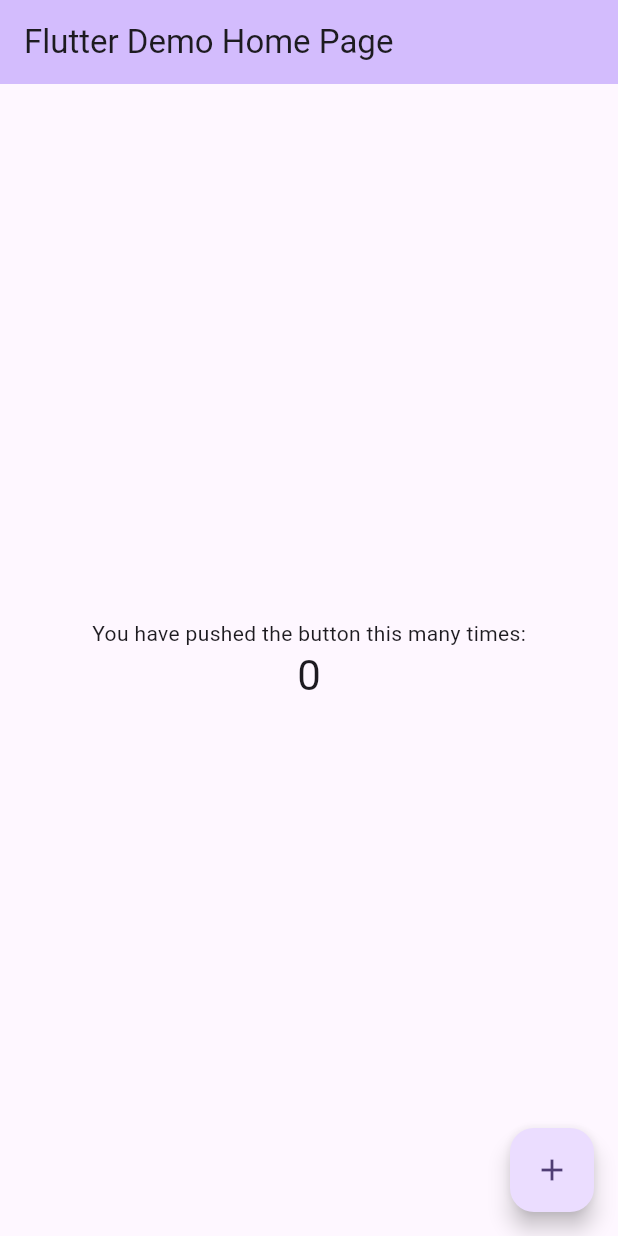
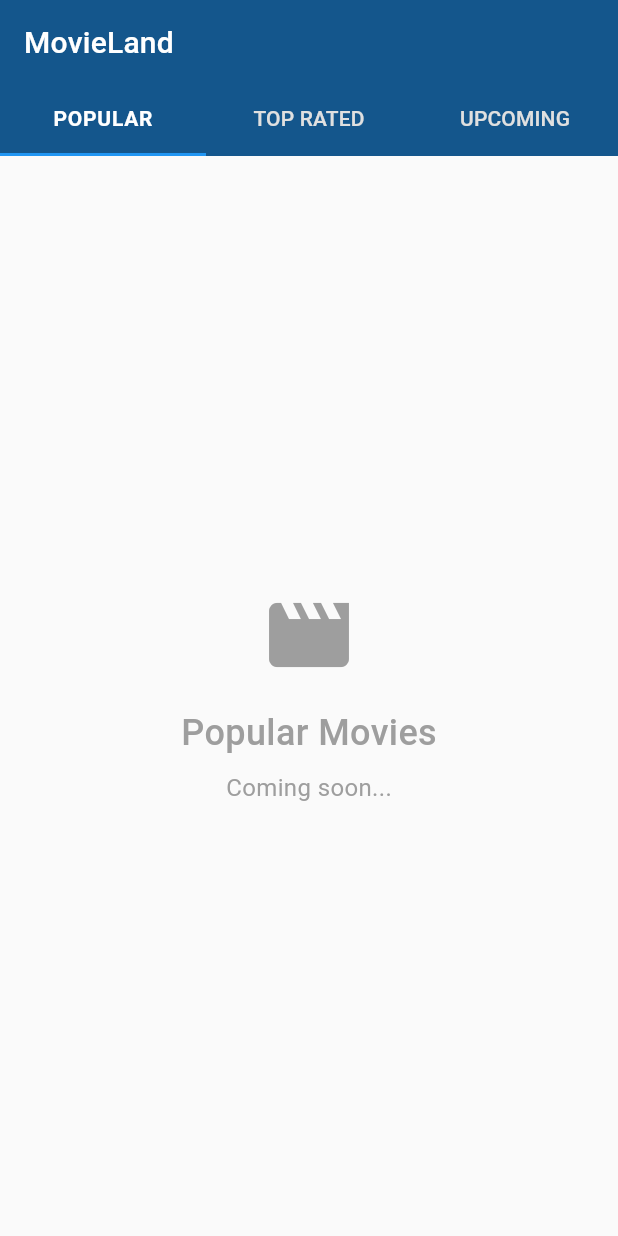
Before and after one commit to miljepetrovic/movieland-mobile-app, a Flutter app: the screen it shows after launch, on a phone screen of 412 x 824 dp. Run offline on Flutter 3.47's test engine with Material 3 defaults, Android fonts, the phone set to English and light mode, and no system bars.

Commit message:
Setup app theme, App Bar,  TabView.

```diff
--- /dev/null
+++ b/lib/core/constants/app_constants.dart
@@ -0,0 +1,49 @@
+/// Application-wide constants for text, numbers, and configuration values
+class AppConstants {
+  AppConstants._();
+
+  // App Information
+  static const String appName = 'MovieLand';
+  static const String appTitle = 'MovieLand';
+
+  // Tab Configuration
+  static const int tabCount = 3;
+
+  // Tab Names
+  static const String popularTab = 'POPULAR';
+  static const String topRatedTab = 'TOP RATED';
+  static const String upcomingTab = 'UPCOMING';
+
+  // Placeholder Text
+  static const String popularMoviesTitle = 'Popular Movies';
+  static const String topRatedMoviesTitle = 'Top Rated Movies';
+  static const String upcomingMoviesTitle = 'Upcoming Movies';
+  static const String comingSoonText = 'Coming soon...';
+
+  // Icon Sizes
+  static const double placeholderIconSize = 64.0;
+
+  // Spacing Constants
+  static const double spacingSmall = 8.0;
+  static const double spacingMedium = 16.0;
+  static const double spacingLarge = 24.0;
+
+  // Text Sizes
+  static const double titleFontSize = 24.0;
+  static const double subtitleFontSize = 16.0;
+  static const double tabFontSize = 14.0;
+
+  // Tab Labels List (for easy iteration)
+  static const List<String> tabLabels = [
+    popularTab,
+    topRatedTab,
+    upcomingTab,
+  ];
+
+  // Tab Titles List (for easy iteration)
+  static const List<String> tabTitles = [
+    popularMoviesTitle,
+    topRatedMoviesTitle,
+    upcomingMoviesTitle,
+  ];
+}
--- /dev/null
+++ b/lib/core/theme/app_colors.dart
@@ -0,0 +1,46 @@
+import 'package:flutter/material.dart';
+
+/// App color constants based on Material Design and Android MovieLand app
+class AppColors {
+  AppColors._();
+
+  // Primary Colors - Based on the original Android MovieLand app colors
+  static const Color primary = Color(0xFF14568C); // Original Android colorPrimary
+  static const Color primaryVariant = Color(0xFF0E3F66); // Original Android colorPrimaryDark
+  static const Color primaryLight = Color(0xFF2196F3); // Original Android colorAccent
+
+  // Secondary Colors
+  static const Color secondary = Color(0xFF424242); // Material Grey 800
+  static const Color secondaryVariant = Color(0xFF616161); // Material Grey 700
+
+  // Surface and Background Colors
+  static const Color surface = Color(0xFFFFFFFF); // White
+  static const Color background = Color(0xFFFAFAFA); // Light Grey
+  static const Color backgroundDark = Color(0xFF121212); // Dark mode background
+
+  // Text Colors - Based on Android app definitions
+  static const Color textWhite = Color(0xFFFFFFFF); // Original Android textWhite
+  static const Color onPrimary = textWhite; // White text on primary
+  static const Color onSecondary = textWhite; // White text on secondary
+  static const Color onSurface = Color(0xFF000000); // Black text on surface
+  static const Color onBackground = Color(0xFF000000); // Black text on background
+
+  // Additional Colors
+  static const Color grey = Color(0xFF9E9E9E); // Material Grey 500
+  static const Color greyLight = Color(0xFFE0E0E0); // Material Grey 300
+  static const Color greyDark = Color(0xFF424242); // Material Grey 800
+
+  // Status Colors
+  static const Color error = Color(0xFFD32F2F); // Material Red 700
+  static const Color warning = Color(0xFFF57C00); // Material Orange 700
+  static const Color success = Color(0xFF388E3C); // Material Green 700
+
+  // Tab Colors
+  static const Color tabSelected = primary;
+  static const Color tabUnselected = grey;
+  static const Color tabIndicator = primary;
+
+  // Card Colors
+  static const Color cardBackground = surface;
+  static const Color cardShadow = Color(0x1F000000); // Black with 12% opacity
+}
--- /dev/null
+++ b/lib/core/theme/app_theme.dart
@@ -0,0 +1,254 @@
+import 'package:flutter/material.dart';
+import 'app_colors.dart';
+
+/// App theme configuration following Material Design principles
+/// Based on the Android MovieLand app design
+class AppTheme {
+  AppTheme._();
+
+  /// Light theme configuration
+  static ThemeData get lightTheme {
+    return ThemeData(
+      useMaterial3: true,
+      brightness: Brightness.light,
+
+      // Color Scheme
+      colorScheme: ColorScheme.fromSeed(
+        seedColor: AppColors.primary,
+        brightness: Brightness.light,
+        primary: AppColors.primary,
+        onPrimary: AppColors.onPrimary,
+        secondary: AppColors.secondary,
+        onSecondary: AppColors.onSecondary,
+        surface: AppColors.surface,
+        onSurface: AppColors.onSurface,
+        surfaceContainerLowest: AppColors.background,
+        error: AppColors.error,
+      ),
+
+      // AppBar Theme
+      appBarTheme: const AppBarTheme(
+        elevation: 0,
+        centerTitle: false,
+        backgroundColor: AppColors.primary,
+        foregroundColor: AppColors.onPrimary,
+        titleTextStyle: TextStyle(
+          color: AppColors.onPrimary,
+          fontSize: 20,
+          fontWeight: FontWeight.w500,
+          letterSpacing: 0.15,
+        ),
+        iconTheme: IconThemeData(
+          color: AppColors.onPrimary,
+        ),
+      ),
+
+      // Tab Bar Theme
+      tabBarTheme: const TabBarTheme(
+        labelColor: AppColors.onPrimary,
+        unselectedLabelColor: AppColors.greyLight,
+        indicatorColor: AppColors.primaryLight, // Using accent color for indicator
+        indicatorSize: TabBarIndicatorSize.tab,
+        labelStyle: TextStyle(
+          fontSize: 14,
+          fontWeight: FontWeight.w600, // Made bolder to match Android app
+          letterSpacing: 0.5, // Slightly increased letter spacing
+        ),
+        unselectedLabelStyle: TextStyle(
+          fontSize: 14,
+          fontWeight: FontWeight.w500, // Slightly bolder for unselected too
+          letterSpacing: 0.1,
+        ),
+        dividerColor: Colors.transparent,
+      ),
+
+      // Card Theme
+      cardTheme: CardTheme(
+        elevation: 2,
+        color: AppColors.cardBackground,
+        shadowColor: AppColors.cardShadow,
+        shape: RoundedRectangleBorder(
+          borderRadius: BorderRadius.circular(8),
+        ),
+        margin: const EdgeInsets.symmetric(horizontal: 8, vertical: 4),
+      ),
+
+      // Text Theme
+      textTheme: const TextTheme(
+        // Headlines
+        headlineLarge: TextStyle(
+          fontSize: 32,
+          fontWeight: FontWeight.w400,
+          letterSpacing: 0,
+          color: AppColors.onSurface,
+        ),
+        headlineMedium: TextStyle(
+          fontSize: 28,
+          fontWeight: FontWeight.w400,
+          letterSpacing: 0,
+          color: AppColors.onSurface,
+        ),
+        headlineSmall: TextStyle(
+          fontSize: 24,
+          fontWeight: FontWeight.w400,
+          letterSpacing: 0,
+          color: AppColors.onSurface,
+        ),
+
+        // Titles
+        titleLarge: TextStyle(
+          fontSize: 22,
+          fontWeight: FontWeight.w500,
+          letterSpacing: 0,
+          color: AppColors.onSurface,
+        ),
+        titleMedium: TextStyle(
+          fontSize: 16,
+          fontWeight: FontWeight.w500,
+          letterSpacing: 0.15,
+          color: AppColors.onSurface,
+        ),
+        titleSmall: TextStyle(
+          fontSize: 14,
+          fontWeight: FontWeight.w500,
+          letterSpacing: 0.1,
+          color: AppColors.onSurface,
+        ),
+
+        // Body Text
+        bodyLarge: TextStyle(
+          fontSize: 16,
+          fontWeight: FontWeight.w400,
+          letterSpacing: 0.5,
+          color: AppColors.onSurface,
+          height: 1.5,
+        ),
+        bodyMedium: TextStyle(
+          fontSize: 14,
+          fontWeight: FontWeight.w400,
+          letterSpacing: 0.25,
+          color: AppColors.onSurface,
+          height: 1.43,
+        ),
+        bodySmall: TextStyle(
+          fontSize: 12,
+          fontWeight: FontWeight.w400,
+          letterSpacing: 0.4,
+          color: AppColors.grey,
+          height: 1.33,
+        ),
+
+        // Labels
+        labelLarge: TextStyle(
+          fontSize: 14,
+          fontWeight: FontWeight.w500,
+          letterSpacing: 0.1,
+          color: AppColors.onSurface,
+        ),
+        labelMedium: TextStyle(
+          fontSize: 12,
+          fontWeight: FontWeight.w500,
+          letterSpacing: 0.5,
+          color: AppColors.onSurface,
+        ),
+        labelSmall: TextStyle(
+          fontSize: 11,
+          fontWeight: FontWeight.w500,
+          letterSpacing: 0.5,
+          color: AppColors.grey,
+        ),
+      ),
+
+      // Scaffold Theme
+      scaffoldBackgroundColor: AppColors.background,
+
+      // Divider Theme
+      dividerTheme: const DividerThemeData(
+        color: AppColors.greyLight,
+        thickness: 1,
+      ),
+
+      // Icon Theme
+      iconTheme: const IconThemeData(
+        color: AppColors.grey,
+        size: 24,
+      ),
+
+      // Elevated Button Theme
+      elevatedButtonTheme: ElevatedButtonThemeData(
+        style: ElevatedButton.styleFrom(
+          backgroundColor: AppColors.primary,
+          foregroundColor: AppColors.onPrimary,
+          elevation: 2,
+          shape: RoundedRectangleBorder(
+            borderRadius: BorderRadius.circular(8),
+          ),
+          padding: const EdgeInsets.symmetric(horizontal: 16, vertical: 8),
+        ),
+      ),
+
+      // Text Button Theme
+      textButtonTheme: TextButtonThemeData(
+        style: TextButton.styleFrom(
+          foregroundColor: AppColors.primary,
+          padding: const EdgeInsets.symmetric(horizontal: 16, vertical: 8),
+        ),
+      ),
+    );
+  }
+
+  /// Dark theme configuration
+  static ThemeData get darkTheme {
+    return ThemeData(
+      useMaterial3: true,
+      brightness: Brightness.dark,
+
+      // Color Scheme
+      colorScheme: ColorScheme.fromSeed(
+        seedColor: AppColors.primary,
+        brightness: Brightness.dark,
+        primary: AppColors.primaryLight,
+        secondary: AppColors.greyLight,
+        surface: AppColors.backgroundDark,
+        surfaceContainerLowest: AppColors.backgroundDark,
+        error: AppColors.error,
+      ),
+
+      // AppBar Theme
+      appBarTheme: const AppBarTheme(
+        elevation: 0,
+        centerTitle: false,
+        backgroundColor: AppColors.backgroundDark,
+        foregroundColor: Colors.white,
+        titleTextStyle: TextStyle(
+          color: Colors.white,
+          fontSize: 20,
+          fontWeight: FontWeight.w500,
+          letterSpacing: 0.15,
+        ),
+      ),
+
+      // Tab Bar Theme
+      tabBarTheme: const TabBarTheme(
+        labelColor: AppColors.primaryLight,
+        unselectedLabelColor: AppColors.grey,
+        indicatorColor: AppColors.primaryLight,
+        indicatorSize: TabBarIndicatorSize.tab,
+        labelStyle: TextStyle(
+          fontSize: 14,
+          fontWeight: FontWeight.w500,
+          letterSpacing: 0.1,
+        ),
+        unselectedLabelStyle: TextStyle(
+          fontSize: 14,
+          fontWeight: FontWeight.w400,
+          letterSpacing: 0.1,
+        ),
+        dividerColor: Colors.transparent,
+      ),
+
+      // Scaffold Theme
+      scaffoldBackgroundColor: AppColors.backgroundDark,
+    );
+  }
+}
--- a/lib/main.dart
+++ b/lib/main.dart
@@ -1,122 +1,24 @@
 import 'package:flutter/material.dart';
+import 'core/theme/app_theme.dart';
+import 'core/constants/app_constants.dart';
+import 'presentation/pages/home_page.dart';
 
 void main() {
-  runApp(const MyApp());
+  runApp(const MovieLandApp());
 }
 
-class MyApp extends StatelessWidget {
-  const MyApp({super.key});
+class MovieLandApp extends StatelessWidget {
+  const MovieLandApp({super.key});
 
-  // This widget is the root of your application.
   @override
   Widget build(BuildContext context) {
     return MaterialApp(
-      title: 'Flutter Demo',
-      theme: ThemeData(
-        // This is the theme of your application.
-        //
-        // TRY THIS: Try running your application with "flutter run". You'll see
-        // the application has a purple toolbar. Then, without quitting the app,
-        // try changing the seedColor in the colorScheme below to Colors.green
-        // and then invoke "hot reload" (save your changes or press the "hot
-        // reload" button in a Flutter-supported IDE, or press "r" if you used
-        // the command line to start the app).
-        //
-        // Notice that the counter didn't reset back to zero; the application
-        // state is not lost during the reload. To reset the state, use hot
-        // restart instead.
-        //
-        // This works for code too, not just values: Most code changes can be
-        // tested with just a hot reload.
-        colorScheme: ColorScheme.fromSeed(seedColor: Colors.deepPurple),
-      ),
-      home: const MyHomePage(title: 'Flutter Demo Home Page'),
+      title: AppConstants.appName,
+      debugShowCheckedModeBanner: false,
+      theme: AppTheme.lightTheme,
+      darkTheme: AppTheme.darkTheme,
+      themeMode: ThemeMode.system,
+      home: const HomePage(),
     );
   }
 }
-
-class MyHomePage extends StatefulWidget {
-  const MyHomePage({super.key, required this.title});
-
-  // This widget is the home page of your application. It is stateful, meaning
-  // that it has a State object (defined below) that contains fields that affect
-  // how it looks.
-
-  // This class is the configuration for the state. It holds the values (in this
-  // case the title) provided by the parent (in this case the App widget) and
-  // used by the build method of the State. Fields in a Widget subclass are
-  // always marked "final".
-
-  final String title;
-
-  @override
-  State<MyHomePage> createState() => _MyHomePageState();
-}
-
-class _MyHomePageState extends State<MyHomePage> {
-  int _counter = 0;
-
-  void _incrementCounter() {
-    setState(() {
-      // This call to setState tells the Flutter framework that something has
-      // changed in this State, which causes it to rerun the build method below
-      // so that the display can reflect the updated values. If we changed
-      // _counter without calling setState(), then the build method would not be
-      // called again, and so nothing would appear to happen.
-      _counter++;
-    });
-  }
-
-  @override
-  Widget build(BuildContext context) {
-    // This method is rerun every time setState is called, for instance as done
-    // by the _incrementCounter method above.
-    //
-    // The Flutter framework has been optimized to make rerunning build methods
-    // fast, so that you can just rebuild anything that needs updating rather
-    // than having to individually change instances of widgets.
-    return Scaffold(
-      appBar: AppBar(
-        // TRY THIS: Try changing the color here to a specific color (to
-        // Colors.amber, perhaps?) and trigger a hot reload to see the AppBar
-        // change color while the other colors stay the same.
-        backgroundColor: Theme.of(context).colorScheme.inversePrimary,
-        // Here we take the value from the MyHomePage object that was created by
-        // the App.build method, and use it to set our appbar title.
-        title: Text(widget.title),
-      ),
-      body: Center(
-        // Center is a layout widget. It takes a single child and positions it
-        // in the middle of the parent.
-        child: Column(
-          // Column is also a layout widget. It takes a list of children and
-          // arranges them vertically. By default, it sizes itself to fit its
-          // children horizontally, and tries to be as tall as its parent.
-          //
-          // Column has various properties to control how it sizes itself and
-          // how it positions its children. Here we use mainAxisAlignment to
-          // center the children vertically; the main axis here is the vertical
-          // axis because Columns are vertical (the cross axis would be
-          // horizontal).
-          //
-          // TRY THIS: Invoke "debug painting" (choose the "Toggle Debug Paint"
-          // action in the IDE, or press "p" in the console), to see the
-          // wireframe for each widget.
-          mainAxisAlignment: MainAxisAlignment.center,
-          children: <Widget>[
-            const Text('You have pushed the button this many times:'),
-            Text(
-              '$_counter',
-              style: Theme.of(context).textTheme.headlineMedium,
-            ),
-          ],
-        ),
-      ),
-      floatingActionButton: FloatingActionButton(
-        onPressed: _incrementCounter,
-        tooltip: 'Increment',
-        child: const Icon(Icons.add),
-      ), // This trailing comma makes auto-formatting nicer for build methods.
-    );
-  }
-}
--- /dev/null
+++ b/lib/presentation/pages/home_page.dart
@@ -0,0 +1,146 @@
+import 'package:flutter/material.dart';
+import '../../core/constants/app_constants.dart';
+
+/// Home page implementing tab-based navigation for movie categories
+/// Follows the design from the Android MovieLand app
+class HomePage extends StatefulWidget {
+  const HomePage({super.key});
+
+  @override
+  State<HomePage> createState() => _HomePageState();
+}
+
+class _HomePageState extends State<HomePage> with TickerProviderStateMixin {
+  late TabController _tabController;
+
+  @override
+  void initState() {
+    super.initState();
+    // Initialize tab controller with configured number of tabs
+    _tabController = TabController(length: AppConstants.tabCount, vsync: this);
+  }
+
+  @override
+  void dispose() {
+    _tabController.dispose();
+    super.dispose();
+  }
+
+  @override
+  Widget build(BuildContext context) {
+    return Scaffold(
+      appBar: AppBar(
+        title: const Text(AppConstants.appTitle),
+        bottom: TabBar(
+          controller: _tabController,
+          tabs: const [
+            Tab(text: AppConstants.popularTab),
+            Tab(text: AppConstants.topRatedTab),
+            Tab(text: AppConstants.upcomingTab),
+          ],
+        ),
+      ),
+      body: TabBarView(
+        controller: _tabController,
+        children: const [
+          _PopularMoviesTab(),
+          _TopRatedMoviesTab(),
+          _UpcomingMoviesTab(),
+        ],
+      ),
+    );
+  }
+}
+
+/// Popular movies tab content
+class _PopularMoviesTab extends StatelessWidget {
+  const _PopularMoviesTab();
+
+  @override
+  Widget build(BuildContext context) {
+    return const Center(
+      child: Column(
+        mainAxisAlignment: MainAxisAlignment.center,
+        children: [
+          Icon(Icons.movie, size: AppConstants.placeholderIconSize, color: Colors.grey),
+          SizedBox(height: AppConstants.spacingMedium),
+          Text(
+            AppConstants.popularMoviesTitle,
+            style: TextStyle(
+              fontSize: AppConstants.titleFontSize,
+              fontWeight: FontWeight.w500,
+              color: Colors.grey,
+            ),
+          ),
+          SizedBox(height: AppConstants.spacingSmall),
+          Text(
+            AppConstants.comingSoonText,
+            style: TextStyle(fontSize: AppConstants.subtitleFontSize, color: Colors.grey),
+          ),
+        ],
+      ),
+    );
+  }
+}
+
+/// Top rated movies tab content
+class _TopRatedMoviesTab extends StatelessWidget {
+  const _TopRatedMoviesTab();
+
+  @override
+  Widget build(BuildContext context) {
+    return const Center(
+      child: Column(
+        mainAxisAlignment: MainAxisAlignment.center,
+        children: [
+          Icon(Icons.star, size: AppConstants.placeholderIconSize, color: Colors.grey),
+          SizedBox(height: AppConstants.spacingMedium),
+          Text(
+            AppConstants.topRatedMoviesTitle,
+            style: TextStyle(
+              fontSize: AppConstants.titleFontSize,
+              fontWeight: FontWeight.w500,
+              color: Colors.grey,
+            ),
+          ),
+          SizedBox(height: AppConstants.spacingSmall),
+          Text(
+            AppConstants.comingSoonText,
+            style: TextStyle(fontSize: AppConstants.subtitleFontSize, color: Colors.grey),
+          ),
+        ],
+      ),
+    );
+  }
+}
+
+/// Upcoming movies tab content
+class _UpcomingMoviesTab extends StatelessWidget {
+  const _UpcomingMoviesTab();
+
+  @override
+  Widget build(BuildContext context) {
+    return const Center(
+      child: Column(
+        mainAxisAlignment: MainAxisAlignment.center,
+        children: [
+          Icon(Icons.upcoming, size: AppConstants.placeholderIconSize, color: Colors.grey),
+          SizedBox(height: AppConstants.spacingMedium),
+          Text(
+            AppConstants.upcomingMoviesTitle,
+            style: TextStyle(
+              fontSize: AppConstants.titleFontSize,
+              fontWeight: FontWeight.w500,
+              color: Colors.grey,
+            ),
+          ),
+          SizedBox(height: AppConstants.spacingSmall),
+          Text(
+            AppConstants.comingSoonText,
+            style: TextStyle(fontSize: AppConstants.subtitleFontSize, color: Colors.grey),
+          ),
+        ],
+      ),
+    );
+  }
+}
```
Also changed, not shown: 1 other file.
